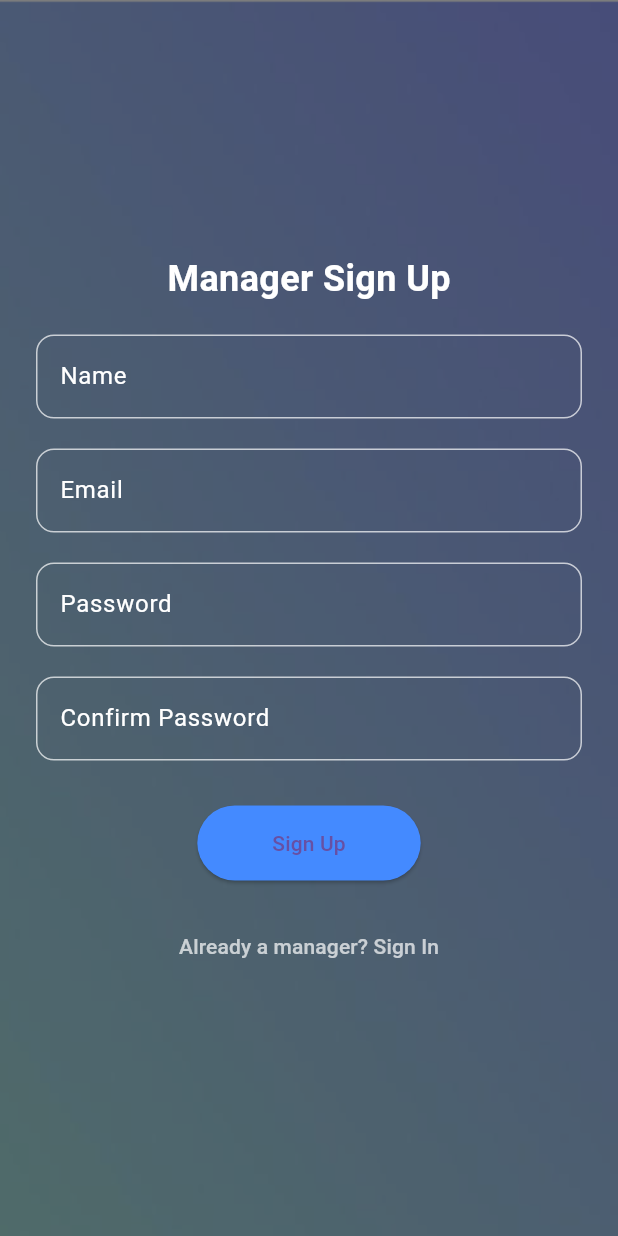
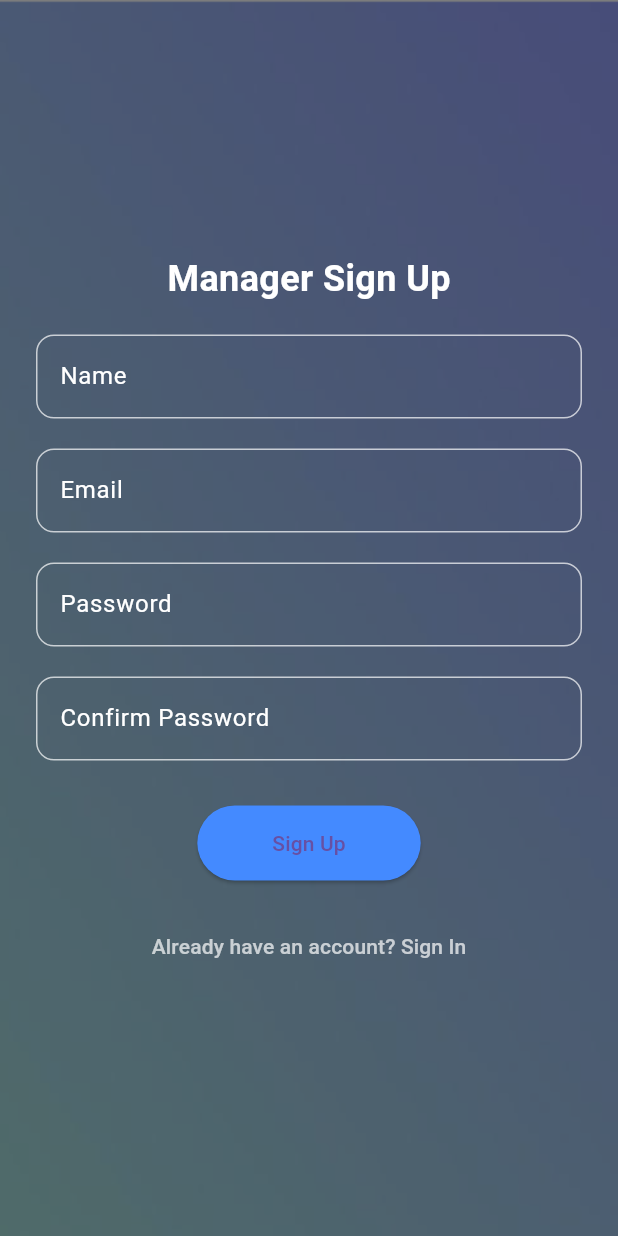
Before and after one commit to rudrap19/eventease1, a Flutter app: the ManagerAuthPage screen opened directly, on a phone screen of 412 x 824 dp. Run offline on Flutter 3.47's test engine with Material 3 defaults, Android fonts, the phone set to English and light mode, and no system bars; our stand-ins replace carousel_slider, cloud_firestore, firebase_auth, firebase_core, firebase_storage, fluttertoast and 2 more; accounts and stored records are empty.

Commit message:
commit 20

```diff
--- a/lib/manager_auth_page.dart
+++ b/lib/manager_auth_page.dart
@@ -2,8 +2,8 @@ import 'package:flutter/material.dart';
 import 'package:cloud_firestore/cloud_firestore.dart';
 import 'package:shared_preferences/shared_preferences.dart';
 import 'auth_service.dart';
+import 'managerroot/ManagerPageroot.dart';
 import 'managerroot/ManagerSignUpSelection.dart';
-import 'managerroot/managersignin.dart';
 
 class ManagerAuthPage extends StatefulWidget {
   final String role;
@@ -16,6 +16,8 @@ class ManagerAuthPage extends StatefulWidget {
 }
 
 class _ManagerAuthPageState extends State<ManagerAuthPage> {
+  bool isSignUpMode = true;
+
   final TextEditingController nameController = TextEditingController();
   final TextEditingController emailController = TextEditingController();
   final TextEditingController passwordController = TextEditingController();
@@ -30,41 +32,97 @@ class _ManagerAuthPageState extends State<ManagerAuthPage> {
     super.dispose();
   }
 
-  void _signup() async {
-    if (passwordController.text != confirmPasswordController.text) {
-      ScaffoldMessenger.of(context).showSnackBar(
-        const SnackBar(content: Text("Passwords do not match")),
-      );
+  void _submit() async {
+    final email = emailController.text.trim();
+    final password = passwordController.text.trim();
+
+    if (isSignUpMode) {
+      if (password != confirmPasswordController.text.trim()) {
+        _showMessage("Passwords do not match");
         return;
       }
 
       try {
         await AuthService().signup(
-        email: emailController.text.trim(),
-        password: passwordController.text.trim(),
+          email: email,
+          password: password,
           context: context,
         );
 
         await FirebaseFirestore.instance.collection('managerinfo').add({
           'name': nameController.text.trim(),
-        'email': emailController.text.trim(),
-        'password': passwordController.text.trim(),
+          'email': email,
+          'password': password,
           'timestamp': FieldValue.serverTimestamp(),
         });
 
         final prefs = await SharedPreferences.getInstance();
         await prefs.setBool('isLoggedIn', true);
-      await prefs.setString('userEmail', emailController.text.trim());
+        await prefs.setString('userEmail', email);
+        await prefs.setString('userRole', 'manager');
 
         Navigator.pushReplacement(
           context,
-        MaterialPageRoute(builder: (context) => ManagerSignupSelection()),
+          MaterialPageRoute(builder: (_) => const ManagerSignupSelection()),
         );
       } catch (e) {
-      ScaffoldMessenger.of(context).showSnackBar(
-        SnackBar(content: Text("Signup failed: $e")),
+        _showMessage("Signup failed: $e");
+      }
+    } else {
+      try {
+        final query = await FirebaseFirestore.instance
+            .collection('managerinfo')
+            .where('email', isEqualTo: email)
+            .where('password', isEqualTo: password)
+            .get();
+
+        if (query.docs.isNotEmpty) {
+          final prefs = await SharedPreferences.getInstance();
+          await prefs.setBool('isLoggedIn', true);
+          await prefs.setString('userEmail', email);
+          await prefs.setString('userRole', 'manager');
+
+          _showMessage("Login successful!");
+          Navigator.pushReplacement(
+            context,
+            MaterialPageRoute(builder: (_) => const ManagerPageroot()),
+          );
+        } else {
+          _showMessage("Invalid email or password");
+        }
+      } catch (e) {
+        _showMessage("Login failed: $e");
+      }
+    }
+  }
+
+  void _showMessage(String message) {
+    ScaffoldMessenger.of(context).showSnackBar(SnackBar(content: Text(message)));
+  }
+
+  InputDecoration _inputDecoration(String label) {
+    return InputDecoration(
+      labelText: label,
+      labelStyle: const TextStyle(color: Colors.white),
+      enabledBorder: OutlineInputBorder(
+        borderSide: const BorderSide(color: Colors.white70),
+        borderRadius: BorderRadius.circular(12),
+      ),
+      focusedBorder: OutlineInputBorder(
+        borderSide: const BorderSide(color: Colors.white),
+        borderRadius: BorderRadius.circular(12),
+      ),
     );
   }
+
+  ButtonStyle _buttonStyle() {
+    return ElevatedButton.styleFrom(
+      padding: const EdgeInsets.symmetric(horizontal: 50, vertical: 15),
+      backgroundColor: Colors.blueAccent,
+      shape: RoundedRectangleBorder(
+        borderRadius: BorderRadius.circular(30),
+      ),
+    );
   }
 
   @override
@@ -81,112 +139,68 @@ class _ManagerAuthPageState extends State<ManagerAuthPage> {
               ),
             ),
           ),
-          Container(
-            color: Colors.black.withOpacity(0.5),
-          ),
+          Container(color: Colors.black.withOpacity(0.5)),
           Center(
             child: SingleChildScrollView(
               padding: const EdgeInsets.symmetric(horizontal: 24),
               child: Column(
                 mainAxisSize: MainAxisSize.min,
                 children: [
-                  const Text(
-                    'Manager Sign Up',
-                    style: TextStyle(fontSize: 24, fontWeight: FontWeight.bold, color: Colors.white),
+                  Text(
+                    isSignUpMode ? 'Manager Sign Up' : 'Manager Sign In',
+                    style: const TextStyle(fontSize: 24, fontWeight: FontWeight.bold, color: Colors.white),
                   ),
                   const SizedBox(height: 20),
+                  if (isSignUpMode)
+                    Column(
+                      children: [
                         TextField(
                           controller: nameController,
                           style: const TextStyle(color: Colors.white),
-                    decoration: InputDecoration(
-                      labelText: 'Name',
-                      labelStyle: const TextStyle(color: Colors.white),
-                      enabledBorder: OutlineInputBorder(
-                        borderSide: const BorderSide(color: Colors.white70),
-                        borderRadius: BorderRadius.circular(12),
-                      ),
-                      focusedBorder: OutlineInputBorder(
-                        borderSide: const BorderSide(color: Colors.white),
-                        borderRadius: BorderRadius.circular(12),
-                      ),
-                    ),
+                          decoration: _inputDecoration("Name"),
                         ),
                         const SizedBox(height: 20),
+                      ],
+                    ),
                   TextField(
                     controller: emailController,
                     style: const TextStyle(color: Colors.white),
-                    decoration: InputDecoration(
-                      labelText: 'Email',
-                      labelStyle: const TextStyle(color: Colors.white),
-                      enabledBorder: OutlineInputBorder(
-                        borderSide: const BorderSide(color: Colors.white70),
-                        borderRadius: BorderRadius.circular(12),
-                      ),
-                      focusedBorder: OutlineInputBorder(
-                        borderSide: const BorderSide(color: Colors.white),
-                        borderRadius: BorderRadius.circular(12),
-                      ),
-                    ),
+                    decoration: _inputDecoration("Email"),
                   ),
                   const SizedBox(height: 20),
                   TextField(
                     controller: passwordController,
                     obscureText: true,
                     style: const TextStyle(color: Colors.white),
-                    decoration: InputDecoration(
-                      labelText: 'Password',
-                      labelStyle: const TextStyle(color: Colors.white),
-                      enabledBorder: OutlineInputBorder(
-                        borderSide: const BorderSide(color: Colors.white70),
-                        borderRadius: BorderRadius.circular(12),
+                    decoration: _inputDecoration("Password"),
                   ),
-                      focusedBorder: OutlineInputBorder(
-                        borderSide: const BorderSide(color: Colors.white),
-                        borderRadius: BorderRadius.circular(12),
-                      ),
-                    ),
-                  ),
+                  if (isSignUpMode) ...[
                     const SizedBox(height: 20),
                     TextField(
                       controller: confirmPasswordController,
                       obscureText: true,
                       style: const TextStyle(color: Colors.white),
-                    decoration: InputDecoration(
-                      labelText: 'Confirm Password',
-                      labelStyle: const TextStyle(color: Colors.white),
-                      enabledBorder: OutlineInputBorder(
-                        borderSide: const BorderSide(color: Colors.white70),
-                        borderRadius: BorderRadius.circular(12),
+                      decoration: _inputDecoration("Confirm Password"),
                     ),
-                      focusedBorder: OutlineInputBorder(
-                        borderSide: const BorderSide(color: Colors.white),
-                        borderRadius: BorderRadius.circular(12),
-                      ),
-                    ),
-                  ),
+                  ],
                   const SizedBox(height: 30),
                   ElevatedButton(
-                    onPressed: _signup,
-                    child: const Text('Sign Up'),
-                    style: ElevatedButton.styleFrom(
-                      padding: const EdgeInsets.symmetric(horizontal: 50, vertical: 15),
-                      backgroundColor: Colors.blueAccent,
-                      shape: RoundedRectangleBorder(
-                        borderRadius: BorderRadius.circular(30),
-                      ),
-                    ),
+                    onPressed: _submit,
+                    child: Text(isSignUpMode ? 'Sign Up' : 'Sign In'),
+                    style: _buttonStyle(),
                   ),
                   const SizedBox(height: 20),
                   TextButton(
                     onPressed: () {
-                      Navigator.push(
-                        context,
-                        MaterialPageRoute(builder: (context) => const ManagerSignInPage()),
-                      );
+                      setState(() {
+                        isSignUpMode = !isSignUpMode;
+                      });
                     },
-                    child: const Text(
-                      'Already a manager? Sign In',
-                      style: TextStyle(color: Colors.white70, fontSize: 14),
+                    child: Text(
+                      isSignUpMode
+                          ? 'Already have an account? Sign In'
+                          : 'Don\'t have an account? Sign Up',
+                      style: const TextStyle(color: Colors.white70),
                     ),
                   ),
                 ],
```
Also changed, not shown: lib/managerroot/managersignin.dart (deleted, +0 -131 lines). Lines whose indentation alone changed are shown as unchanged.
